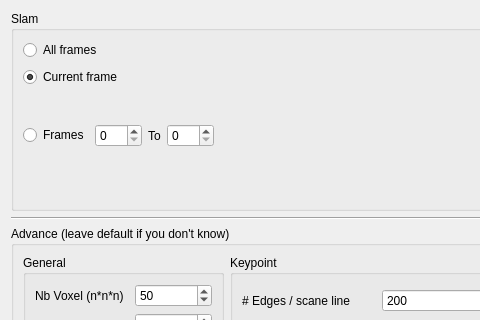
The window that VelodyneHDL/vvSlamConfigurationDialog.ui (Kitware/VeloView) describes before a commit, drawn with Qt 5; both pictures show x 0 to 480 and y 0 to 320 of the 870 by 791 pixel window.
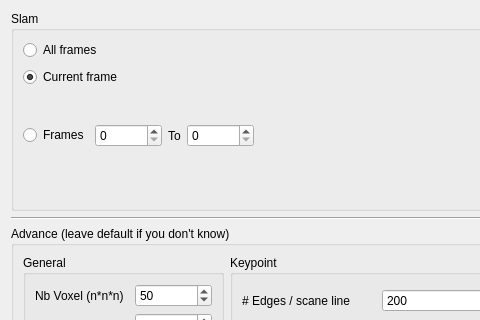
The same window after the commit.

Commit message: Add Slam maximum number of frame

What changed in the file:
```diff
--- a/VelodyneHDL/vvSlamConfigurationDialog.ui
+++ b/VelodyneHDL/vvSlamConfigurationDialog.ui
@@ -697,14 +697,14 @@
       <item row="4" column="3">
        <widget class="QSpinBox" name="End">
         <property name="maximum">
-         <number>500</number>
+         <number>200000</number>
         </property>
        </widget>
       </item>
       <item row="4" column="1">
        <widget class="QSpinBox" name="Start">
         <property name="maximum">
-         <number>500</number>
+         <number>200000</number>
         </property>
        </widget>
       </item>
```
The commit also changes 1 other file.
